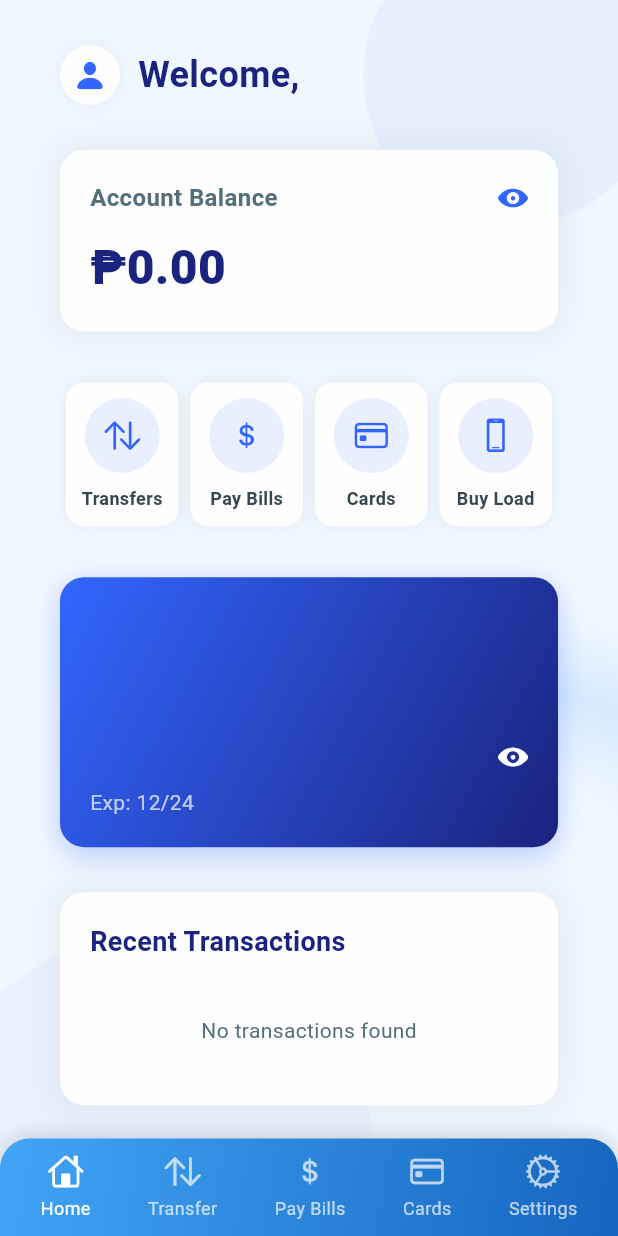
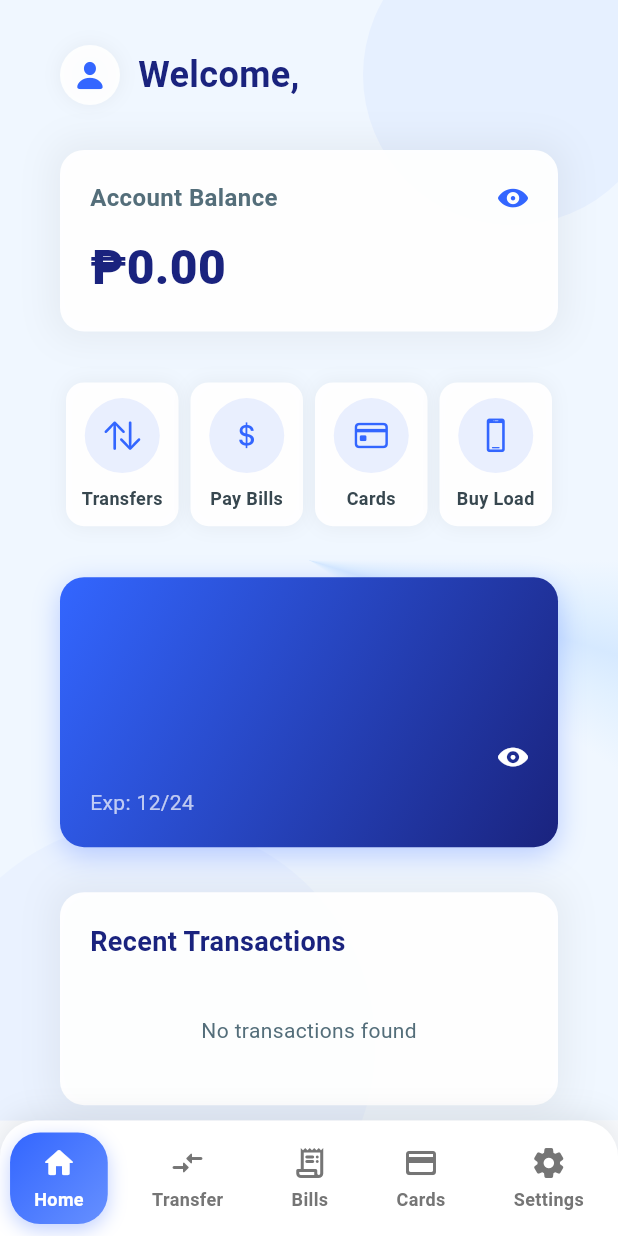
Before and after one commit to beyonce-ama/banking_app, a Flutter app: the DashboardScreen screen opened directly with empty values, on a phone screen of 412 x 824 dp. Run offline on Flutter 3.47's test engine with Material 3 defaults, Android fonts, the phone set to English and light mode, and no system bars; our stand-ins replace hive, hive_flutter; accounts and stored records are empty; network calls fail.

Commit message:
editted by jhonvianey

```diff
--- a/lib/dashboard_screen.dart
+++ b/lib/dashboard_screen.dart
@@ -1,6 +1,9 @@
-import 'login_screen.dart';
 import 'package:flutter/cupertino.dart';
 import 'package:flutter/material.dart';
+import 'package:intl/intl.dart';
+
+// Screens
+import 'login_screen.dart';
 import 'home_screen.dart';
 import 'transfer_screen.dart';
 import 'pay_bills_screen.dart';
@@ -19,7 +22,13 @@ class BankingApp extends StatelessWidget {
   Widget build(BuildContext context) {
     return CupertinoApp(
       debugShowCheckedModeBanner: false,
-      home:  LoginScreen(),
+      theme: const CupertinoThemeData(
+        brightness: Brightness.light,
+        primaryColor: Color(0xFF3366FF),
+        barBackgroundColor: Colors.white,
+        scaffoldBackgroundColor: Color(0xFFF8F9FA),
+      ),
+      home: const LoginScreen(),
     );
   }
 }
@@ -48,6 +57,7 @@ class _DashboardScreenState extends State<DashboardScreen> {
       SettingsPage(user: widget.user),
     ];
   }
+
   void _onItemTapped(int index) {
     setState(() {
       _selectedIndex = index;
@@ -55,17 +65,17 @@ class _DashboardScreenState extends State<DashboardScreen> {
   }
 
   final List<IconData> _icons = [
-    CupertinoIcons.home,
-    CupertinoIcons.arrow_up_arrow_down,
-    CupertinoIcons.money_dollar,
-    CupertinoIcons.creditcard,
-    CupertinoIcons.settings,
+    Icons.home_rounded,
+    Icons.compare_arrows_rounded,
+    Icons.receipt_long_rounded,
+    Icons.credit_card_rounded,
+    Icons.settings_rounded,
   ];
 
   final List<String> _labels = [
     'Home',
     'Transfer',
-    'Pay Bills',
+    'Bills',
     'Cards',
     'Settings',
   ];
@@ -73,66 +83,81 @@ class _DashboardScreenState extends State<DashboardScreen> {
   @override
   Widget build(BuildContext context) {
     return Scaffold(
-      body: Stack(
-        children: [
-          _pages[_selectedIndex],
-          Positioned(
-            bottom: 0,
-            left: 0,
-            right: 0,
-            child: Container(
-              padding: const EdgeInsets.symmetric(horizontal: 8, vertical: 10),
+      backgroundColor: const Color(0xFFF8FAFD),
+      body: _pages[_selectedIndex],
+      bottomNavigationBar: _buildBottomNavBar(),
+    );
+  }
+
+  Widget _buildBottomNavBar() {
+    return Container(
       decoration: BoxDecoration(
-                gradient: const LinearGradient(
-                  colors: [
-                    Color(0xFF42A5F5),
-                    Color(0xFF1565C0),
-                  ],
-                  begin: Alignment.topLeft,
-                  end: Alignment.bottomRight,
-                ),
-                borderRadius: const BorderRadius.only(
-                  topLeft: Radius.circular(20),
-                  topRight: Radius.circular(20),
-                ),
+        color: Colors.white,
         boxShadow: [
           BoxShadow(
-                    color: Colors.black.withOpacity(0.15),
-                    blurRadius: 10,
-                    offset: const Offset(0, -2),
+            color: Colors.black.withOpacity(0.08),
+            blurRadius: 16,
+            offset: const Offset(0, -4),
           ),
         ],
+        borderRadius: const BorderRadius.only(
+          topLeft: Radius.circular(24),
+          topRight: Radius.circular(24),
         ),
+      ),
+      padding: const EdgeInsets.symmetric(vertical: 8),
+      child: SafeArea(
         child: Row(
           mainAxisAlignment: MainAxisAlignment.spaceAround,
           children: List.generate(_icons.length, (index) {
             final isSelected = _selectedIndex == index;
             return GestureDetector(
               onTap: () => _onItemTapped(index),
+              child: AnimatedContainer(
+                duration: const Duration(milliseconds: 200),
+                curve: Curves.easeInOut,
+                padding: const EdgeInsets.symmetric(vertical: 8, horizontal: 16),
+                decoration: isSelected
+                    ? BoxDecoration(
+                        gradient: const LinearGradient(
+                          colors: [Color(0xFF3366FF), Color(0xFF6690FF)],
+                          begin: Alignment.topLeft,
+                          end: Alignment.bottomRight,
+                        ),
+                        borderRadius: BorderRadius.circular(20),
+                        boxShadow: [
+                          BoxShadow(
+                            color: const Color(0xFF3366FF).withOpacity(0.3),
+                            blurRadius: 10,
+                            offset: const Offset(0, 4),
+                          ),
+                        ],
+                      )
+                    : null,
                 child: Column(
                   mainAxisSize: MainAxisSize.min,
                   children: [
                     Icon(
                       _icons[index],
-                          color: isSelected ? Colors.white : Colors.white70,
+                      size: 24,
+                      color: isSelected ? Colors.white : Colors.grey[600],
                     ),
                     const SizedBox(height: 4),
                     Text(
                       _labels[index],
                       style: TextStyle(
                         fontSize: 12,
-                            color: isSelected ? Colors.white : Colors.white70,
+                        fontWeight: FontWeight.w600,
+                        color: isSelected ? Colors.white : Colors.grey[600],
                       ),
-                        )
+                    ),
                   ],
+                ),
               ),
             );
           }),
         ),
       ),
-          ),
-        ],
-      ),
     );
   }
 }
```
Lines whose indentation alone changed are shown as unchanged.
